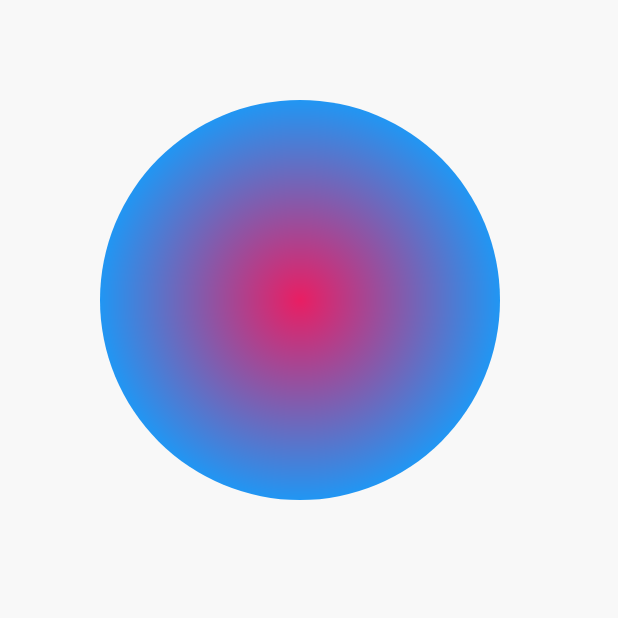
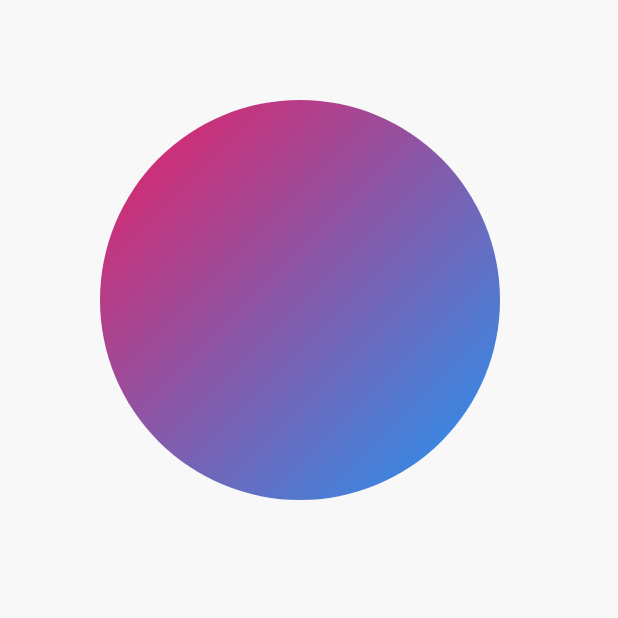
Before and after one commit to CheckTiger/Snow, an Android app: the PaintActivity screen opened directly, with no data from a screen before it, on a phone screen of 412 x 824 dp, the top half of it. Run offline under Robolectric (Android 15) with nearby library versions, the phone set to English and light mode, and no system bars; our stand-ins replace ButterKnife; pictures from the network do not load.

Commit message:
添加画笔知识控件本地属性配置

```diff
--- a/app/src/main/java/cn/sxh/snowfox/view/DefinedAndCollectView/PaintKnowledgeView.java
+++ b/app/src/main/java/cn/sxh/snowfox/view/DefinedAndCollectView/PaintKnowledgeView.java
@@ -1,6 +1,7 @@
 package cn.sxh.snowfox.view.DefinedAndCollectView;
 
 import android.content.Context;
+import android.content.res.TypedArray;
 import android.graphics.Canvas;
 import android.graphics.Color;
 import android.graphics.LinearGradient;
@@ -10,6 +11,8 @@ import android.graphics.Shader;
 import android.support.annotation.Nullable;
 import android.util.AttributeSet;
 import android.view.View;
+
+import cn.sxh.snowfox.R;
 
 /**
  * Created by Administrator on 2017/10/31 0031.
@@ -38,6 +41,9 @@ public class PaintKnowledgeView extends View {
 
     public PaintKnowledgeView(Context context, @Nullable AttributeSet attrs, int defStyleAttr) {
         super(context, attrs, defStyleAttr);
+        TypedArray a = context.obtainStyledAttributes(attrs, R.styleable.PaintKnowledgeView);
+        DEFAULT_TYPE = a.getInteger(R.styleable.PaintKnowledgeView_type,LINEAR_GRADIENT);
+        a.recycle();
         init();
     }
 
--- a/app/src/main/res/layout/activity_paint.xml
+++ b/app/src/main/res/layout/activity_paint.xml
@@ -22,5 +22,6 @@
         <!--android:layout_height="match_parent" />-->
     <cn.sxh.snowfox.view.DefinedAndCollectView.PaintKnowledgeView
         android:layout_width="match_parent"
-        android:layout_height="match_parent" />
+        android:layout_height="match_parent"
+        app:type="1"/>
 </LinearLayout>
--- a/app/src/main/res/values/styles.xml
+++ b/app/src/main/res/values/styles.xml
@@ -42,4 +42,8 @@
     <declare-styleable name="ViewStudyStepOne">
         <attr name="view_type" format="integer" />
     </declare-styleable>
+
+    <declare-styleable name="PaintKnowledgeView">
+        <attr name="type" format="integer"/>
+    </declare-styleable>
 </resources>
```
